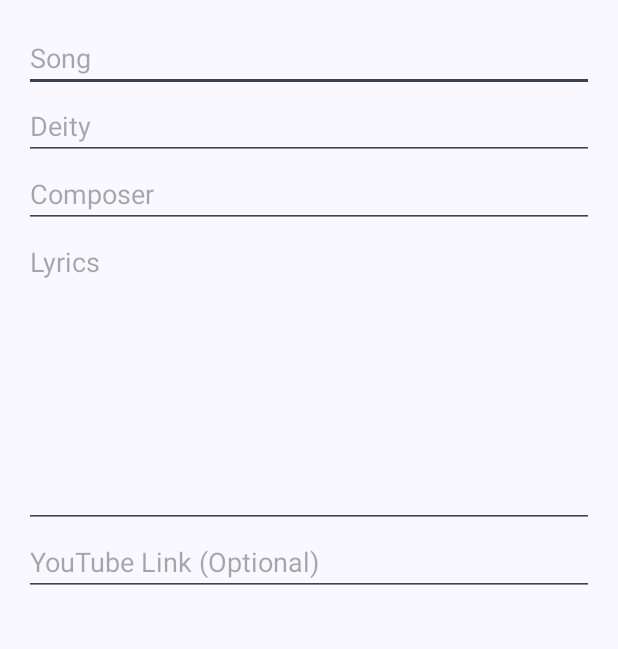
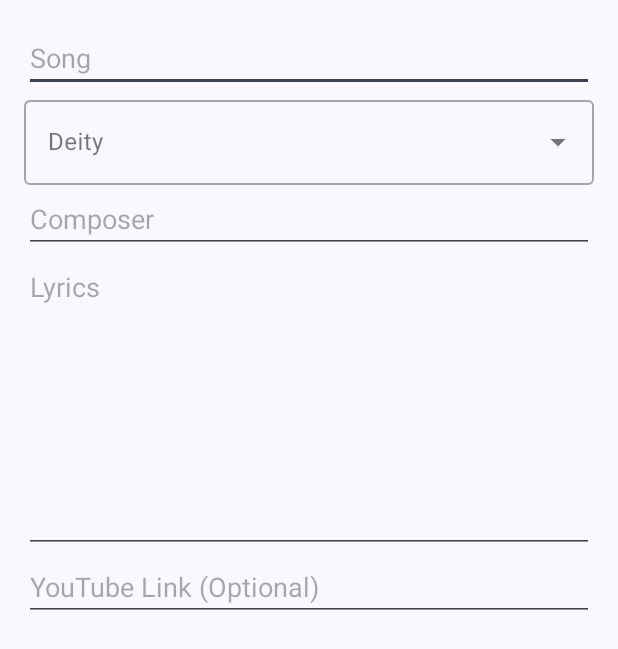
Before and after one commit to RustyAlgorithm44/LyricsApp, an Android app: the layout dialog_add_song.xml on its own in the app's theme, with its tools: preview values and no code run, on a phone screen of 412 x 824 dp. Shown: the top 649 px of the screen. Run offline under Robolectric (Android 15) with nearby library versions, the phone set to English and light mode, and no system bars.

Commit message:
Previous deity list dropdown

```diff
--- a/app/src/main/res/layout/dialog_add_song.xml
+++ b/app/src/main/res/layout/dialog_add_song.xml
@@ -11,11 +11,20 @@
         android:layout_width="match_parent"
         android:layout_height="wrap_content"/>
 
-    <EditText
-        android:id="@+id/inputDeity"
+    <com.google.android.material.textfield.TextInputLayout
+        android:id="@+id/inputDeityLayout"
+        android:layout_width="match_parent"
+        android:layout_height="wrap_content"
         android:hint="Deity"
-        android:layout_width="match_parent"
-        android:layout_height="wrap_content"/>
+        style="@style/Widget.MaterialComponents.TextInputLayout.OutlinedBox.ExposedDropdownMenu">
+
+        <AutoCompleteTextView
+            android:id="@+id/inputDeity"
+            android:layout_width="match_parent"
+            android:layout_height="wrap_content"
+            android:inputType="textCapWords" />
+
+    </com.google.android.material.textfield.TextInputLayout>
 
     <EditText
         android:id="@+id/inputComposer"
```
Also changed, not shown: app/src/main/java/com/guruguhan/lyricsapp/MainActivity.kt (+25 -2 lines), 2 other files.
